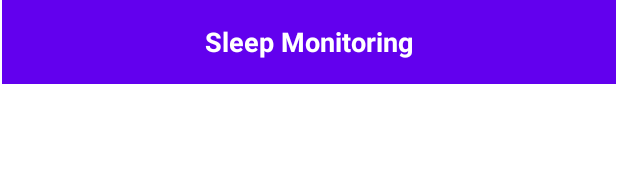
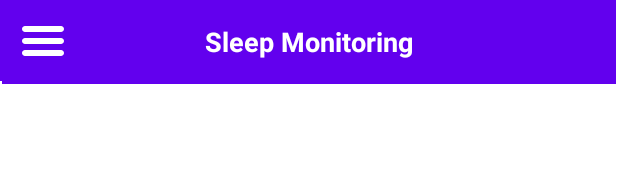
Before and after one commit to rickymarinsalda/SleepMonitoring_MASSS_Project, an Android app: the layout activity_main.xml on its own in the app's theme, with its tools: preview values and no code run, on a phone screen of 412 x 824 dp. Shown: the top 190 px of the screen. Run offline under Robolectric (Android 15) with nearby library versions, the phone set to English and light mode, and no system bars.

Commit message:
Added hamburger_icon_white.xml to toolbar

```diff
--- /dev/null
+++ b/app/src/main/res/drawable/hamburger_icon_white.xml
@@ -0,0 +1,9 @@
+<vector xmlns:android="http://schemas.android.com/apk/res/android"
+    android:width="32dp"
+    android:height="32dp"
+    android:viewportWidth="32"
+    android:viewportHeight="32">
+  <path
+      android:pathData="M4,10h24c1.104,0 2,-0.896 2,-2s-0.896,-2 -2,-2H4C2.896,6 2,6.896 2,8S2.896,10 4,10zM28,14H4c-1.104,0 -2,0.896 -2,2s0.896,2 2,2h24c1.104,0 2,-0.896 2,-2S29.104,14 28,14zM28,22H4c-1.104,0 -2,0.896 -2,2s0.896,2 2,2h24c1.104,0 2,-0.896 2,-2S29.104,22 28,22z"
+      android:fillColor="#fff"/>
+</vector>
--- a/app/src/main/res/layout/activity_main.xml
+++ b/app/src/main/res/layout/activity_main.xml
@@ -1,6 +1,7 @@
 <?xml version="1.0" encoding="utf-8"?>
 <androidx.constraintlayout.widget.ConstraintLayout xmlns:android="http://schemas.android.com/apk/res/android"
     xmlns:app="http://schemas.android.com/apk/res-auto"
+    xmlns:tools="http://schemas.android.com/tools"
     android:id="@+id/container"
     android:layout_width="match_parent"
     android:layout_height="match_parent">
@@ -45,4 +46,15 @@
         app:layout_constraintRight_toRightOf="parent"
         app:menu="@menu/bottom_nav_menu" />
 
+    <ImageButton
+        android:id="@+id/imageButton"
+        android:layout_width="57dp"
+        android:layout_height="54dp"
+        android:layout_marginBottom="2dp"
+        android:background="?attr/colorPrimary"
+        app:layout_constraintBottom_toBottomOf="@+id/toolbar"
+        app:layout_constraintStart_toStartOf="parent"
+        app:layout_constraintTop_toTopOf="parent"
+        app:srcCompat="@drawable/hamburger_icon_white" />
+
 </androidx.constraintlayout.widget.ConstraintLayout>
```
